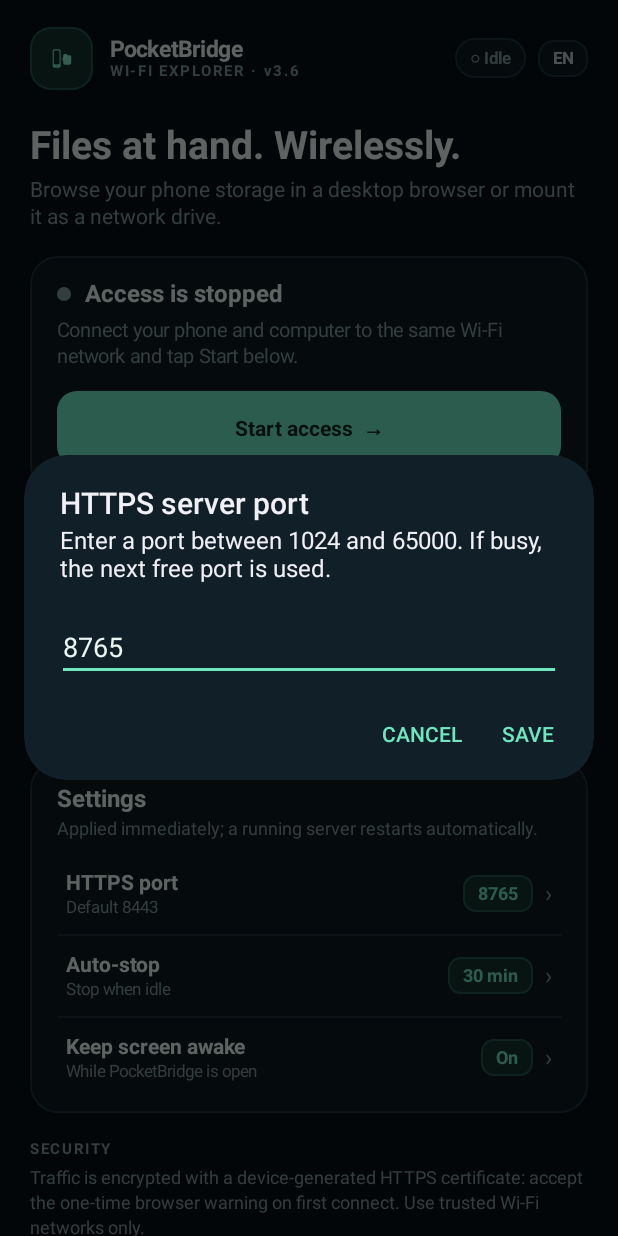
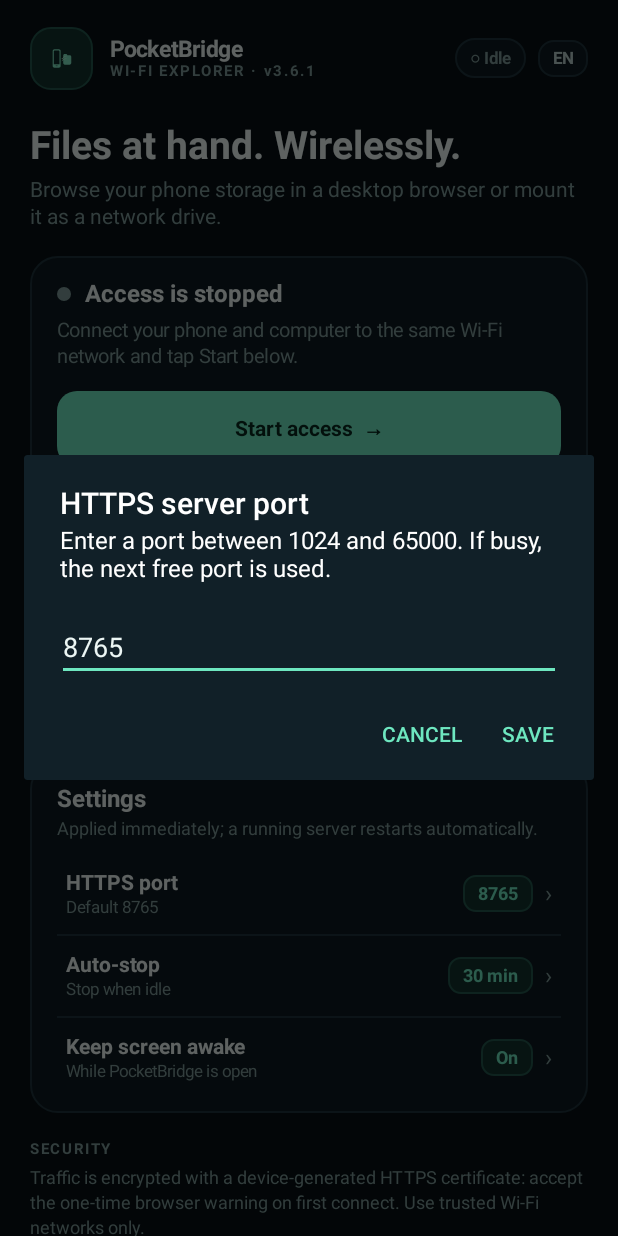
Before and after one commit to xxnetme/PocketBridge, an Android app: the screen it shows after launch (MainActivity), after a tap on "HTTPS port", on a phone screen of 412 x 824 dp. Run offline under Robolectric (Android 15) with nearby library versions, the phone set to English and light mode, and no system bars; 3 statements that could not run were skipped.

Commit message:
v3.6.1: fix Android launch crash (WindowInsetsController & theme resources), add Robolectric lifecycle tests

```diff
--- a/app/src/main/java/com/local/wififiles/MainActivity.java
+++ b/app/src/main/java/com/local/wififiles/MainActivity.java
@@ -1,6 +1,7 @@
 package com.local.wififiles;
 
 import android.Manifest;
+import android.annotation.TargetApi;
 import android.app.Activity;
 import android.app.AlertDialog;
 import android.content.ClipData;
@@ -28,6 +29,7 @@ import android.provider.Settings;
 import android.text.InputType;
 import android.view.Gravity;
 import android.view.View;
+import android.view.Window;
 import android.view.WindowInsets;
 import android.view.WindowInsetsController;
 import android.view.WindowManager;
@@ -43,10 +45,13 @@ import com.google.zxing.EncodeHintType;
 import com.google.zxing.common.BitMatrix;
 import com.google.zxing.qrcode.QRCodeWriter;
 
+import java.io.BufferedReader;
 import java.io.ByteArrayOutputStream;
 import java.io.File;
+import java.io.FileInputStream;
 import java.io.FileOutputStream;
 import java.io.InputStream;
+import java.io.InputStreamReader;
 import java.io.OutputStreamWriter;
 import java.io.PrintWriter;
 import java.net.Inet4Address;
@@ -84,7 +89,7 @@ public final class MainActivity extends Activity {
     private static final int RIPPLE_LIGHT = 0x26ffffff;
     private static final int RIPPLE_DARK = 0x29071015;
 
-    private static final String APP_VERSION = "3.6";
+    private static final String APP_VERSION = "3.6.1";
     private static final String PREF_LANG = "ui_lang";
 
     private View statusDot;
@@ -135,25 +140,12 @@ public final class MainActivity extends Activity {
         super.onCreate(state);
         installCrashRecorder();
         prefs = getSharedPreferences(ServerService.PREFS, MODE_PRIVATE);
-        String savedLang = prefs.getString(PREF_LANG, "");
+        String savedLang = prefString(PREF_LANG, "");
         if ("en".equals(savedLang) || "ru".equals(savedLang)) {
             en = "en".equals(savedLang);
         } else {
             String sys = Locale.getDefault().getLanguage();
             en = !("ru".equals(sys) || "uk".equals(sys) || "be".equals(sys) || "kk".equals(sys));
-        }
-
-        if (Build.VERSION.SDK_INT < 35) {
-            getWindow().setStatusBarColor(BG);
-            getWindow().setNavigationBarColor(BG);
-        }
-        if (Build.VERSION.SDK_INT >= 30) {
-            WindowInsetsController ic = getWindow().getInsetsController();
-            if (ic != null) {
-                ic.setSystemBarsAppearance(0,
-                        WindowInsetsController.APPEARANCE_LIGHT_STATUS_BARS
-                                | WindowInsetsController.APPEARANCE_LIGHT_NAVIGATION_BARS);
-            }
         }
 
         ScrollView scroller = new ScrollView(this);
@@ -165,27 +157,28 @@ public final class MainActivity extends Activity {
         int padH = dp(20), padTop = dp(18), padBottom = dp(34);
         page.setPadding(padH, padTop, padH, padBottom);
         scroller.setOnApplyWindowInsetsListener((view, insets) -> {
-            int left, top, right, bottom;
             if (Build.VERSION.SDK_INT >= 30) {
-                Insets bars = insets.getInsets(WindowInsets.Type.systemBars() | WindowInsets.Type.displayCutout());
-                left = bars.left; top = bars.top; right = bars.right; bottom = bars.bottom;
+                Api30.applySafePadding(page, insets, padH, padTop, padBottom);
             } else {
-                left = insets.getSystemWindowInsetLeft();
-                top = insets.getSystemWindowInsetTop();
-                right = insets.getSystemWindowInsetRight();
-                bottom = insets.getSystemWindowInsetBottom();
+                page.setPadding(
+                        padH + insets.getSystemWindowInsetLeft(),
+                        padTop + insets.getSystemWindowInsetTop(),
+                        padH + insets.getSystemWindowInsetRight(),
+                        padBottom + insets.getSystemWindowInsetBottom());
             }
-            page.setPadding(padH + left, padTop + top, padH + right, padBottom + bottom);
             return insets;
         });
         scroller.addView(page);
         setContentView(scroller);
+        applySystemBars(getWindow());
 
         /* ---------- верхняя панель бренда ---------- */
         LinearLayout top = row();
         top.setGravity(Gravity.CENTER_VERTICAL);
         ImageView logo = new ImageView(this);
+        try {
             logo.setImageResource(R.drawable.ic_launcher_foreground);
+        } catch (Throwable ignored) {}
         logo.setScaleType(ImageView.ScaleType.CENTER_CROP);
         logo.setBackground(shape(MINT_SOFT, 13, MINT_BORDER));
         top.addView(logo, new LinearLayout.LayoutParams(dp(42), dp(42)));
@@ -200,7 +193,7 @@ public final class MainActivity extends Activity {
 
         liveBadge = label("", 11, MUTED, true);
         liveBadge.setPadding(dp(10), dp(6), dp(10), dp(6));
-        liveBadge.setBackground(shape(PANEL, 999, BORDER));
+        liveBadge.setBackground(shape(PANEL, 100, BORDER));
         top.addView(liveBadge);
         spaceH(top, 8);
 
@@ -236,7 +229,7 @@ public final class MainActivity extends Activity {
         LinearLayout statusHead = row();
         statusHead.setGravity(Gravity.CENTER_VERTICAL);
         statusDot = new View(this);
-        statusDot.setBackground(shape(MUTED, 999, 0));
+        statusDot.setBackground(shape(MUTED, 100, 0));
         statusHead.addView(statusDot, new LinearLayout.LayoutParams(dp(9), dp(9)));
         spaceH(statusHead, 9);
         statusTitle = label("", 16, WHITE, true);
@@ -415,9 +408,9 @@ public final class MainActivity extends Activity {
         securityBody.setLineSpacing(dp(2.5f), 1.0f);
         page.addView(securityBody);
 
-        /* ---------- карточка сбоя (если был) ---------- */
+        /* ---------- карточка сбоя (если был в текущей версии) ---------- */
         File crashFile = new File(getFilesDir(), "last-crash.txt");
-        if (crashFile.exists()) {
+        if (shouldShowCrashReport(crashFile)) {
             space(page, 18);
             errorCard = card(RED_BG, RED_BORDER);
             errorCard.setPadding(dp(16), dp(14), dp(16), dp(14));
@@ -434,7 +427,9 @@ public final class MainActivity extends Activity {
             spaceH(cBtns, 8);
             crashClear = chipButton("");
             crashClear.setOnClickListener(v -> {
-                if (crashFile.delete() && errorCard != null) errorCard.setVisibility(View.GONE);
+                //noinspection ResultOfMethodCallIgnored
+                crashFile.delete();
+                if (errorCard != null) errorCard.setVisibility(View.GONE);
             });
             cBtns.addView(crashClear, new LinearLayout.LayoutParams(0, dp(38), 1));
             errorCard.addView(cBtns);
@@ -446,13 +441,15 @@ public final class MainActivity extends Activity {
 
     @Override protected void onStart() {
         super.onStart();
+        try {
             bindService(new Intent(this, ServerService.class), connection, BIND_AUTO_CREATE);
+        } catch (Exception ignored) {}
     }
 
     @Override protected void onStop() {
         if (bound) {
-            try { service.removeListener(serverListener); } catch (Exception ignored) {}
-            unbindService(connection);
+            try { if (service != null) service.removeListener(serverListener); } catch (Exception ignored) {}
+            try { unbindService(connection); } catch (Exception ignored) {}
             bound = false;
             service = null;
         }
@@ -584,18 +581,18 @@ public final class MainActivity extends Activity {
         langButton.setText(en ? "EN" : "RU");
         liveBadge.setText(running ? tr("● В сети", "● Online") : tr("○ Пауза", "○ Idle"));
         liveBadge.setTextColor(running ? MINT : MUTED);
-        liveBadge.setBackground(shape(running ? MINT_SOFT : PANEL, 999, running ? MINT_BORDER : BORDER));
+        liveBadge.setBackground(shape(running ? MINT_SOFT : PANEL, 100, running ? MINT_BORDER : BORDER));
 
         heroTitle.setText(tr("Файлы рядом. Без проводов.", "Files at hand. Wirelessly."));
         heroSub.setText(tr(
                 "Откройте хранилище телефона в браузере компьютера или подключите как сетевой диск.",
                 "Browse your phone storage in a desktop browser or mount it as a network drive."));
 
-        statusDot.setBackground(shape(running ? MINT : (hasErr ? RED : MUTED), 999, 0));
+        statusDot.setBackground(shape(running ? MINT : (hasErr ? RED : MUTED), 100, 0));
         statusTitle.setText(running ? tr("Доступ открыт", "Access is active") : tr("Доступ остановлен", "Access is stopped"));
         statusTitle.setTextColor(running ? MINT : WHITE);
 
-        int autoStopMin = prefs.getInt(ServerService.PREF_AUTOSTOP, ServerService.DEFAULT_AUTOSTOP);
+        int autoStopMin = prefInt(ServerService.PREF_AUTOSTOP, ServerService.DEFAULT_AUTOSTOP);
         String autoNote = autoStopMin <= 0
                 ? tr("Автостоп выключен.", "Auto-stop disabled.")
                 : tr("Автостоп через " + autoStopMin + " мин простоя.", "Auto-stops after " + autoStopMin + " min idle.");
@@ -639,7 +636,7 @@ public final class MainActivity extends Activity {
         settingsSub.setText(tr("Применяются сразу; активный сервер перезапустится.",
                 "Applied immediately; a running server restarts automatically."));
         portName.setText(tr("Порт HTTPS", "HTTPS port"));
-        portHint.setText(tr("По умолчанию 8443", "Default 8443"));
+        portHint.setText(tr("По умолчанию " + ServerService.DEFAULT_PORT, "Default " + ServerService.DEFAULT_PORT));
         autoName.setText(tr("Автостоп", "Auto-stop"));
         autoHint.setText(tr("Выключать без активности", "Stop when idle"));
         keepName.setText(tr("Не гасить экран", "Keep screen awake"));
@@ -680,7 +677,7 @@ public final class MainActivity extends Activity {
             setControlEnabled(shareLink, hasIp);
             setControlEnabled(copyDav, hasIp);
             updateQrCode(hasIp ? linkWithKey() : "");
-            if (prefs.getBoolean(ServerService.PREF_KEEP_SCREEN, true)) {
+            if (prefBool(ServerService.PREF_KEEP_SCREEN, true)) {
                 getWindow().addFlags(WindowManager.LayoutParams.FLAG_KEEP_SCREEN_ON);
             } else {
                 getWindow().clearFlags(WindowManager.LayoutParams.FLAG_KEEP_SCREEN_ON);
@@ -796,19 +793,20 @@ public final class MainActivity extends Activity {
 
     private void refreshSettings() {
         if (settingsPort == null) return;
-        settingsPort.setText(String.valueOf(prefs.getInt(ServerService.PREF_PORT, ServerService.DEFAULT_PORT)));
-        int minutes = prefs.getInt(ServerService.PREF_AUTOSTOP, ServerService.DEFAULT_AUTOSTOP);
+        settingsPort.setText(String.valueOf(prefInt(ServerService.PREF_PORT, ServerService.DEFAULT_PORT)));
+        int minutes = prefInt(ServerService.PREF_AUTOSTOP, ServerService.DEFAULT_AUTOSTOP);
         settingsAutoStop.setText(minutes <= 0 ? tr("Никогда", "Never") : minutes + tr(" мин", " min"));
-        settingsKeepScreen.setText(prefs.getBoolean(ServerService.PREF_KEEP_SCREEN, true) ? tr("Вкл", "On") : tr("Выкл", "Off"));
+        settingsKeepScreen.setText(prefBool(ServerService.PREF_KEEP_SCREEN, true) ? tr("Вкл", "On") : tr("Выкл", "Off"));
     }
 
     private void editPort() {
+        if (isFinishing() || isDestroyed()) return;
         LinearLayout box = column();
         box.setPadding(dp(22), dp(12), dp(22), dp(4));
         final EditText input = new EditText(this);
         input.setInputType(InputType.TYPE_CLASS_NUMBER);
         input.setTextColor(WHITE);
-        input.setText(String.valueOf(prefs.getInt(ServerService.PREF_PORT, ServerService.DEFAULT_PORT)));
+        input.setText(String.valueOf(prefInt(ServerService.PREF_PORT, ServerService.DEFAULT_PORT)));
         input.setSelection(input.getText().length());
         box.addView(input, new LinearLayout.LayoutParams(-1, -2));
 
@@ -833,11 +831,12 @@ public final class MainActivity extends Activity {
     }
 
     private void editAutoStop() {
+        if (isFinishing() || isDestroyed()) return;
         final int[] values = { 15, 30, 60, 0 };
         String[] labels = en
                 ? new String[]{ "15 minutes", "30 minutes", "1 hour", "Never" }
                 : new String[]{ "15 минут", "30 минут", "1 час", "Никогда" };
-        int current = prefs.getInt(ServerService.PREF_AUTOSTOP, ServerService.DEFAULT_AUTOSTOP);
+        int current = prefInt(ServerService.PREF_AUTOSTOP, ServerService.DEFAULT_AUTOSTOP);
         int checked = 0;
         for (int i = 0; i < values.length; i++) if (values[i] == current) checked = i;
         new AlertDialog.Builder(this, R.style.AppDialogTheme)
@@ -853,14 +852,15 @@ public final class MainActivity extends Activity {
     }
 
     private void toggleKeepScreen() {
-        boolean value = !prefs.getBoolean(ServerService.PREF_KEEP_SCREEN, true);
+        boolean value = !prefBool(ServerService.PREF_KEEP_SCREEN, true);
         prefs.edit().putBoolean(ServerService.PREF_KEEP_SCREEN, value).apply();
         refreshView();
     }
 
     private void restartIfRunning() {
         if (!isRunning()) return;
-        startService(new Intent(this, ServerService.class).setAction(ServerService.ACTION_STOP));
+        try { startService(new Intent(this, ServerService.class).setAction(ServerService.ACTION_STOP)); }
+        catch (Exception ignored) {}
         final String current = key;
         new Handler(getMainLooper()).postDelayed(() -> {
             try { dispatchStartService(current); } catch (Exception ignored) {}
@@ -869,13 +869,15 @@ public final class MainActivity extends Activity {
 
     private void copyValue(String labelText, String value) {
         if (value == null || value.isEmpty()) return;
+        try {
             ClipboardManager clip = (ClipboardManager) getSystemService(Context.CLIPBOARD_SERVICE);
             if (clip != null) clip.setPrimaryClip(ClipData.newPlainText(labelText, value));
             Toast.makeText(this, en ? (labelText + " copied") : ("Скопировано: " + labelText), Toast.LENGTH_SHORT).show();
+        } catch (Exception ignored) {}
     }
 
     private boolean hasAccess() {
-        if (Build.VERSION.SDK_INT >= 30) return Environment.isExternalStorageManager();
+        if (Build.VERSION.SDK_INT >= 30) return Api30.isStorageManager();
         return checkSelfPermission(Manifest.permission.WRITE_EXTERNAL_STORAGE) == PackageManager.PERMISSION_GRANTED;
     }
 
@@ -886,9 +888,9 @@ public final class MainActivity extends Activity {
         }
         if (Build.VERSION.SDK_INT >= 30) {
             try {
-                startActivity(new Intent(Settings.ACTION_MANAGE_APP_ALL_FILES_ACCESS_PERMISSION, Uri.parse("package:" + getPackageName())));
+                startActivity(Api30.appAllFilesIntent(getPackageName()));
             } catch (Exception e) {
-                try { startActivity(new Intent(Settings.ACTION_MANAGE_ALL_FILES_ACCESS_PERMISSION)); }
+                try { startActivity(Api30.allFilesIntent()); }
                 catch (Exception ex) {
                     Toast.makeText(this, tr("Откройте настройки доступа ко всем файлам", "Open All files access in Settings"), Toast.LENGTH_LONG).show();
                 }
@@ -905,15 +907,23 @@ public final class MainActivity extends Activity {
             return;
         }
         if (isRunning()) { refreshView(); return; }
-        if (Build.VERSION.SDK_INT >= 33 && checkSelfPermission(Manifest.permission.POST_NOTIFICATIONS) != PackageManager.PERMISSION_GRANTED) {
-            requestPermissions(new String[]{ Manifest.permission.POST_NOTIFICATIONS }, 5);
+        if (Build.VERSION.SDK_INT >= 33) {
+            Api33.requestNotificationsIfNeeded(this);
         }
         key = randomHexKey();
+        try {
             dispatchStartService(key);
+        } catch (Exception e) {
+            Toast.makeText(this, tr("Не удалось запустить сервис", "Could not start service"), Toast.LENGTH_LONG).show();
+        }
     }
 
     private void stopServer() {
+        try {
             startService(new Intent(this, ServerService.class).setAction(ServerService.ACTION_STOP));
+        } catch (Exception ignored) {
+            if (service != null) service.stopFromUi();
+        }
         Toast.makeText(this, tr("Доступ остановлен", "Access stopped"), Toast.LENGTH_SHORT).show();
     }
 
@@ -940,6 +950,92 @@ public final class MainActivity extends Activity {
             return (b[0] & 0xff) == 100 && second >= 64 && second <= 127;
         }
         return false;
+    }
+
+    @SuppressWarnings("deprecation")
+    private static void applySystemBars(Window window) {
+        if (window == null) return;
+        try {
+            if (Build.VERSION.SDK_INT < 35) {
+                window.setStatusBarColor(BG);
+                window.setNavigationBarColor(BG);
+            }
+            if (Build.VERSION.SDK_INT >= 30) {
+                Api30.clearLightSystemBars(window);
+            }
+        } catch (Throwable ignored) {
+            // Оформление системных панелей не должно прерывать запуск ни на одной прошивке.
+        }
+    }
+
+    private String prefString(String k, String def) {
+        try { return prefs.getString(k, def); } catch (ClassCastException e) { return def; }
+    }
+
+    private int prefInt(String k, int def) {
+        try { return prefs.getInt(k, def); } catch (ClassCastException e) { return def; }
+    }
+
+    private boolean prefBool(String k, boolean def) {
+        try { return prefs.getBoolean(k, def); } catch (ClassCastException e) { return def; }
+    }
+
+    private static boolean shouldShowCrashReport(File crashFile) {
+        if (crashFile == null || !crashFile.isFile() || crashFile.length() == 0) return false;
+        try (BufferedReader reader = new BufferedReader(
+                new InputStreamReader(new FileInputStream(crashFile), StandardCharsets.UTF_8))) {
+            String first = reader.readLine();
+            if (first != null && first.startsWith("PocketBridge ")
+                    && !first.startsWith("PocketBridge " + APP_VERSION + " ")) {
+                // Удаляем устаревший журнал сбоя от предыдущей версии после обновления.
+                //noinspection ResultOfMethodCallIgnored
+                crashFile.delete();
+                return false;
+            }
+            return true;
+        } catch (Exception e) {
+            return false;
+        }
+    }
+
+    @TargetApi(30)
+    private static final class Api30 {
+        static void clearLightSystemBars(Window window) {
+            View decor = window.peekDecorView();
+            if (decor == null) return;
+            WindowInsetsController ic = decor.getWindowInsetsController();
+            if (ic != null) {
+                ic.setSystemBarsAppearance(0,
+                        WindowInsetsController.APPEARANCE_LIGHT_STATUS_BARS
+                                | WindowInsetsController.APPEARANCE_LIGHT_NAVIGATION_BARS);
+            }
+        }
+
+        static void applySafePadding(View page, WindowInsets insets, int padH, int padTop, int padBottom) {
+            Insets bars = insets.getInsets(WindowInsets.Type.systemBars() | WindowInsets.Type.displayCutout());
+            page.setPadding(padH + bars.left, padTop + bars.top, padH + bars.right, padBottom + bars.bottom);
+        }
+
+        static boolean isStorageManager() {
+            return Environment.isExternalStorageManager();
+        }
+
+        static Intent appAllFilesIntent(String pkg) {
+            return new Intent(Settings.ACTION_MANAGE_APP_ALL_FILES_ACCESS_PERMISSION, Uri.parse("package:" + pkg));
+        }
+
+        static Intent allFilesIntent() {
+            return new Intent(Settings.ACTION_MANAGE_ALL_FILES_ACCESS_PERMISSION);
+        }
+    }
+
+    @TargetApi(33)
+    private static final class Api33 {
+        static void requestNotificationsIfNeeded(Activity activity) {
+            if (activity.checkSelfPermission(Manifest.permission.POST_NOTIFICATIONS) != PackageManager.PERMISSION_GRANTED) {
+                activity.requestPermissions(new String[]{ Manifest.permission.POST_NOTIFICATIONS }, 5);
+            }
+        }
     }
 
     private void installCrashRecorder() {
--- a/app/src/main/res/values-v27/styles.xml
+++ b/app/src/main/res/values-v27/styles.xml
@@ -1,13 +1,13 @@
 <?xml version="1.0" encoding="utf-8"?>
 <resources>
-  <style name="AppTheme" parent="@android:style/Theme.DeviceDefault.NoActionBar">
-    <item name="android:windowBackground">#071015</item>
-    <item name="android:colorBackground">#0d1920</item>
-    <item name="android:colorPrimary">#6ee7c0</item>
-    <item name="android:colorPrimaryDark">#071015</item>
-    <item name="android:colorAccent">#6ee7c0</item>
-    <item name="android:statusBarColor">#071015</item>
-    <item name="android:navigationBarColor">#071015</item>
+  <style name="AppTheme" parent="@android:style/Theme.Material.NoActionBar">
+    <item name="android:windowBackground">@color/pb_bg</item>
+    <item name="android:colorBackground">@color/pb_surface</item>
+    <item name="android:colorPrimary">@color/pb_accent</item>
+    <item name="android:colorPrimaryDark">@color/pb_bg</item>
+    <item name="android:colorAccent">@color/pb_accent</item>
+    <item name="android:statusBarColor">@color/pb_bg</item>
+    <item name="android:navigationBarColor">@color/pb_bg</item>
     <item name="android:windowLightStatusBar">false</item>
     <item name="android:windowLightNavigationBar">false</item>
   </style>
--- a/app/src/main/res/values/colors.xml
+++ b/app/src/main/res/values/colors.xml
@@ -1,3 +1,8 @@
+<?xml version="1.0" encoding="utf-8"?>
 <resources>
   <color name="icon_bg">#122C2E</color>
+  <color name="pb_bg">#FF071015</color>
+  <color name="pb_surface">#FF0D1920</color>
+  <color name="pb_dialog">#FF112028</color>
+  <color name="pb_accent">#FF6EE7C0</color>
 </resources>
--- a/app/src/main/res/values/styles.xml
+++ b/app/src/main/res/values/styles.xml
@@ -1,19 +1,19 @@
 <?xml version="1.0" encoding="utf-8"?>
 <resources>
-  <style name="AppTheme" parent="@android:style/Theme.DeviceDefault.NoActionBar">
-    <item name="android:windowBackground">#071015</item>
-    <item name="android:colorBackground">#0d1920</item>
-    <item name="android:colorPrimary">#6ee7c0</item>
-    <item name="android:colorPrimaryDark">#071015</item>
-    <item name="android:colorAccent">#6ee7c0</item>
-    <item name="android:statusBarColor">#071015</item>
-    <item name="android:navigationBarColor">#071015</item>
+  <style name="AppTheme" parent="@android:style/Theme.Material.NoActionBar">
+    <item name="android:windowBackground">@color/pb_bg</item>
+    <item name="android:colorBackground">@color/pb_surface</item>
+    <item name="android:colorPrimary">@color/pb_accent</item>
+    <item name="android:colorPrimaryDark">@color/pb_bg</item>
+    <item name="android:colorAccent">@color/pb_accent</item>
+    <item name="android:statusBarColor">@color/pb_bg</item>
+    <item name="android:navigationBarColor">@color/pb_bg</item>
     <item name="android:windowLightStatusBar">false</item>
   </style>
 
-  <style name="AppDialogTheme" parent="@android:style/Theme.DeviceDefault.Dialog.Alert">
-    <item name="android:colorBackground">#112028</item>
-    <item name="android:colorPrimary">#6ee7c0</item>
-    <item name="android:colorAccent">#6ee7c0</item>
+  <style name="AppDialogTheme" parent="@android:style/Theme.Material.Dialog.Alert">
+    <item name="android:colorBackground">@color/pb_dialog</item>
+    <item name="android:colorPrimary">@color/pb_accent</item>
+    <item name="android:colorAccent">@color/pb_accent</item>
   </style>
 </resources>
```
Also changed, not shown: app/build.gradle (+23 -2 lines), app/src/main/java/com/local/wififiles/ServerService.java (+39 -12 lines), 5 other files. Lines whose indentation alone changed are shown as unchanged.
